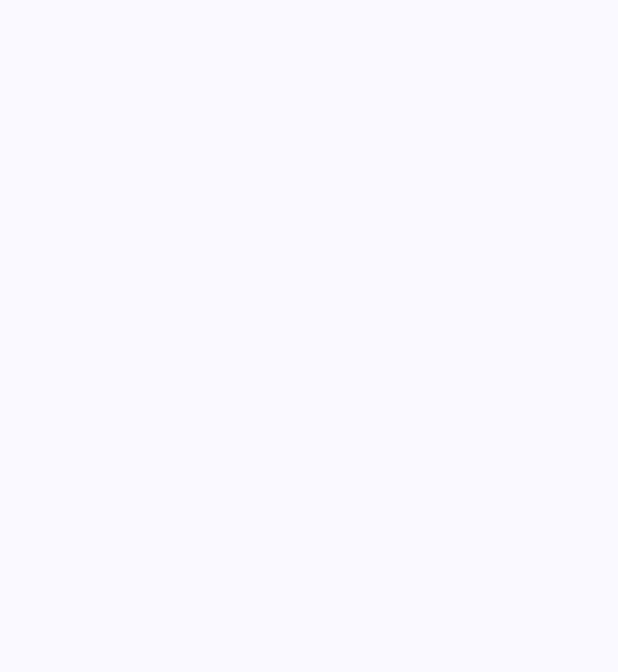
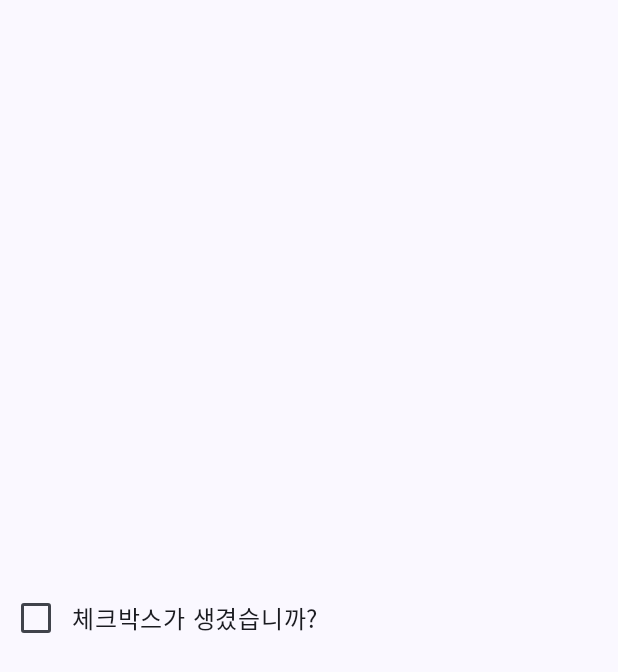
Before and after one commit to theo-no/Compose_Example, an Android app built with Jetpack Compose: the CheckBoxActivity screen opened directly, with no data from a screen before it, on a phone screen of 412 x 824 dp. Before the commit the part shown is empty. Shown: the top 672 px of the screen. Run offline under Robolectric (Android 15) with nearby library versions, the phone set to English and light mode, and no system bars.

```diff
--- a/Compose_Example/app/build.gradle
+++ b/Compose_Example/app/build.gradle
@@ -64,11 +64,13 @@ dependencies {
     implementation platform('androidx.compose:compose-bom:2023.03.00')
     implementation platform('androidx.compose:compose-bom:2023.03.00')
     implementation platform('androidx.compose:compose-bom:2023.03.00')
+    implementation platform('androidx.compose:compose-bom:2023.03.00')
     testImplementation 'junit:junit:4.13.2'
     androidTestImplementation 'androidx.test.ext:junit:1.1.5'
     androidTestImplementation 'androidx.test.espresso:espresso-core:3.5.1'
     androidTestImplementation platform('androidx.compose:compose-bom:2022.10.00')
     androidTestImplementation 'androidx.compose.ui:ui-test-junit4'
+    androidTestImplementation platform('androidx.compose:compose-bom:2023.03.00')
     androidTestImplementation platform('androidx.compose:compose-bom:2023.03.00')
     androidTestImplementation platform('androidx.compose:compose-bom:2023.03.00')
     androidTestImplementation platform('androidx.compose:compose-bom:2023.03.00')
--- a/Compose_Example/app/src/main/java/com/csh/compose_example/component/CheckBoxActivity.kt
+++ b/Compose_Example/app/src/main/java/com/csh/compose_example/component/CheckBoxActivity.kt
@@ -1,19 +1,29 @@
 package com.csh.compose_example.component
 
 import android.os.Bundle
+import android.util.Log
+import android.widget.CheckBox
 import androidx.activity.ComponentActivity
 import androidx.activity.compose.setContent
+import androidx.compose.foundation.clickable
 import androidx.compose.foundation.layout.Row
 import androidx.compose.foundation.layout.fillMaxSize
+import androidx.compose.material3.Checkbox
 import androidx.compose.material3.MaterialTheme
 import androidx.compose.material3.Surface
 import androidx.compose.material3.Text
 import androidx.compose.runtime.Composable
+import androidx.compose.runtime.getValue
+import androidx.compose.runtime.mutableStateListOf
+import androidx.compose.runtime.mutableStateOf
+import androidx.compose.runtime.remember
+import androidx.compose.runtime.setValue
 import androidx.compose.ui.Alignment
 import androidx.compose.ui.Modifier
 import androidx.compose.ui.tooling.preview.Preview
 import com.csh.compose_example.component.ui.theme.Compose_ExampleTheme
 
+private const val TAG = "차선호"
 class CheckBoxActivity : ComponentActivity() {
     override fun onCreate(savedInstanceState: Bundle?) {
         super.onCreate(savedInstanceState)
@@ -33,10 +43,66 @@ class CheckBoxActivity : ComponentActivity() {
 
 @Composable
 fun CheckBoxEx() {
+//    Row(
+//       verticalAlignment = Alignment.CenterVertically
+//    ){
+//        var checked = false
+//        Checkbox(
+//            checked = checked,
+//            onCheckedChange = {
+//                checked = !checked
+//            }
+//        )
+//        Text("체크박스가 생겼습니까?")
+//    }
+//    Row(
+//        verticalAlignment = Alignment.CenterVertically
+//    ){
+//        val checked = remember{ mutableStateOf(false)}
+//        Checkbox(
+//            checked = checked.value,
+//            onCheckedChange = {
+//                Log.d(TAG, "CheckBoxEx clicked... ${checked.value}")
+//                checked.value = !checked.value
+//            }
+//        )
+//        Text("체크박스가 생겼습니까?")
+//    }
+//    Row(
+//       verticalAlignment = Alignment.CenterVertically
+//    ){
+//        var checked by remember {
+//            mutableStateOf(false)
+//        }
+//        Checkbox(
+//            checked = checked,
+//            onCheckedChange = {
+//                checked = !checked
+//            }
+//        )
+//        Text("체크박스가 생겼습니까?")
+//    }
+
     Row(
-       verticalAlignment = Alignment.CenterVertically
+        verticalAlignment = Alignment.CenterVertically
     ){
-
+        //위임을 사용하지 않고 getter, setter를 선언해서 사용
+        val (getChecked, setChecked) = remember {
+            mutableStateOf(false)
+        }
+        Checkbox(
+            checked = getChecked,
+//            onCheckedChange = {
+//                setChecked(!checked)
+//            }
+            onCheckedChange = setChecked //onCheckedChange 값 자체가 토글된 값)\
+        )
+        Text(
+            "체크박스가 생겼습니까?",
+            modifier = Modifier.clickable {
+                setChecked(!getChecked)
+            }
+        )
     }
 }
 
--- a/Compose_Example/app/src/main/res/values/strings.xml
+++ b/Compose_Example/app/src/main/res/values/strings.xml
@@ -7,4 +7,5 @@
     <string name="title_activity_image">ImageActivity</string>
     <string name="title_activity_profile_card">ProfileCardActivity</string>
     <string name="title_activity_check_box">CheckBoxActivity</string>
+    <string name="title_activity_text_field">TextFieldActivity</string>
 </resources>
```
Also changed, not shown: Compose_Example/app/src/main/AndroidManifest.xml (+15 -8 lines), Compose_Example/app/src/main/java/com/csh/compose_example/component/TextFieldActivity.kt (added, +98 -0 lines).
